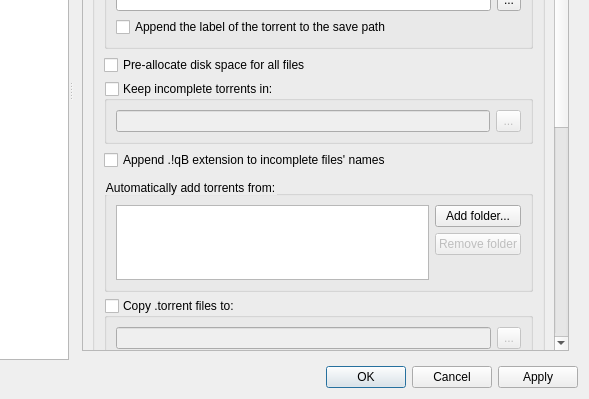
The window that src/preferences/options.ui (SysAdminDoc/qBittorrent-Vanced) describes before a commit, drawn with Qt 5; both pictures show x 200 to 789 and y 192 to 591 of the 789 by 591 pixel window.
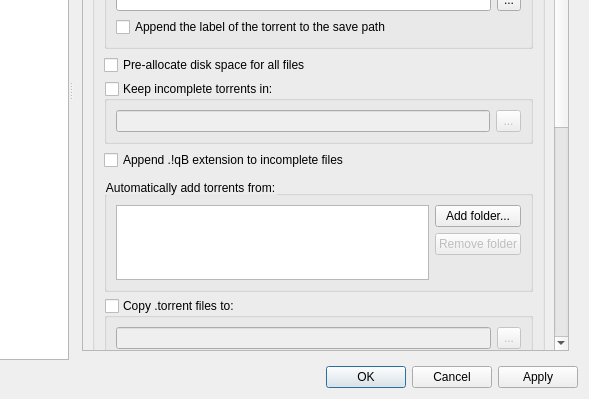
The same window after the commit. The open tabs and pages were chosen to show the change. Icons and pictures are not drawn.

Diff of the .ui file:
```diff
--- a/src/preferences/options.ui
+++ b/src/preferences/options.ui
@@ -656,7 +656,7 @@
                <item>
                 <widget class="QCheckBox" name="checkAppendqB">
                  <property name="text">
-                  <string>Append .!qB extension to incomplete files' names</string>
+                  <string>Append .!qB extension to incomplete files</string>
                  </property>
                 </widget>
                </item>
```
